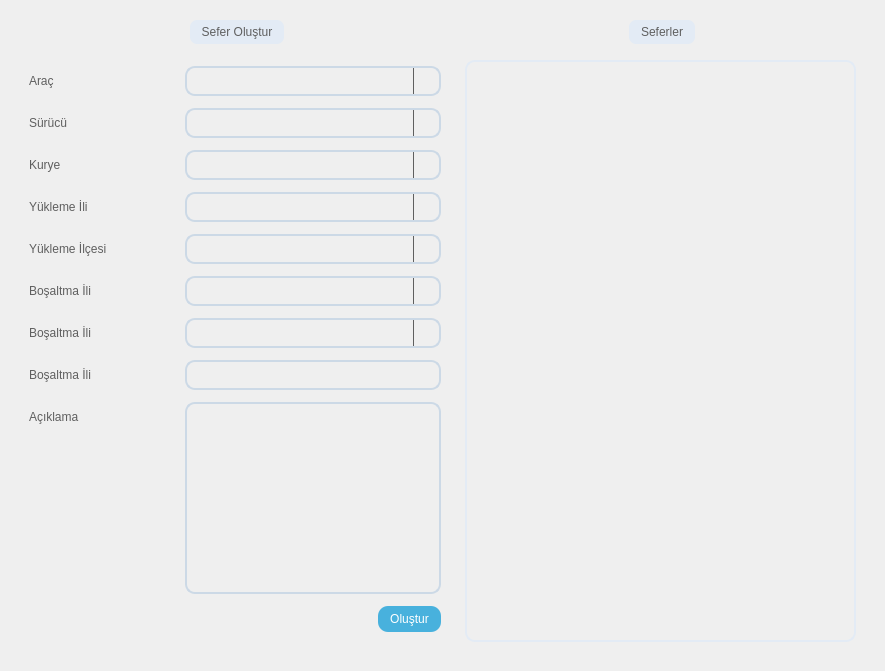
Before: the Qt Designer form ui/templates/tabs/vehicleandtrip/createtrip.ui in farukbayhan1/NewLogistics, drawn with Qt 5.
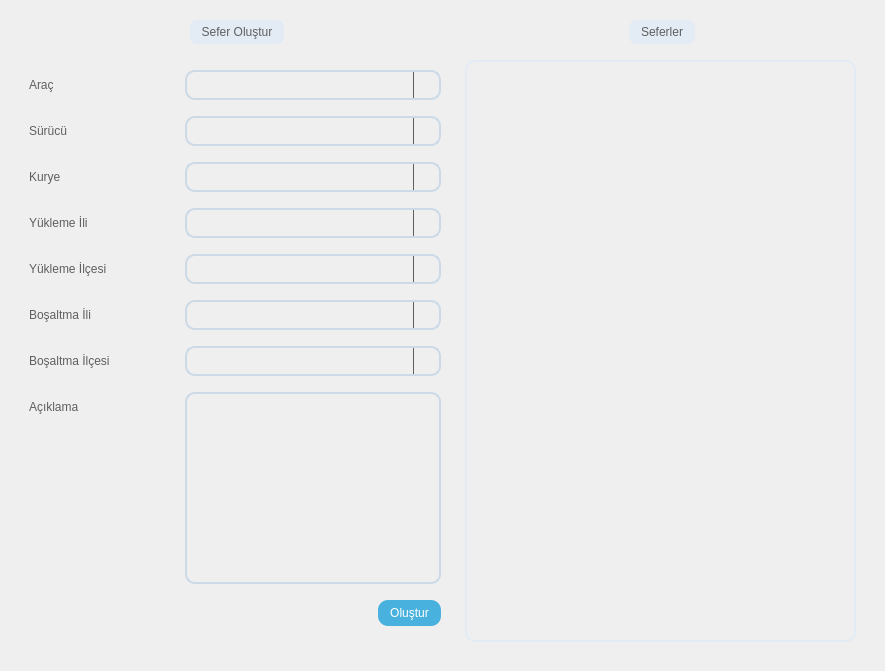
After: the same form once the commit is applied.

Diff of the .ui file:
```diff
--- a/ui/templates/tabs/vehicleandtrip/createtrip.ui
+++ b/ui/templates/tabs/vehicleandtrip/createtrip.ui
@@ -22,7 +22,7 @@
 	color: #5f5f5f
 }
 
-QListView {
+QTableWidget {
     border: 2px solid #e3ebf5;
     border-radius: 10px;
     background-color: transparent;
@@ -116,7 +116,7 @@
          <item>
           <layout class="QFormLayout" name="formLayout">
            <item row="0" column="0">
-            <widget class="QLabel" name="label">
+            <widget class="QLabel" name="labelVehicle">
              <property name="minimumSize">
               <size>
                <width>150</width>
@@ -135,7 +135,7 @@
             </widget>
            </item>
            <item row="0" column="1">
-            <widget class="QComboBox" name="comboBox">
+            <widget class="QComboBox" name="comboBoxVehicle">
              <property name="minimumSize">
               <size>
                <width>0</width>
@@ -151,7 +151,7 @@
             </widget>
            </item>
            <item row="1" column="0">
-            <widget class="QLabel" name="label_2">
+            <widget class="QLabel" name="labelDriver">
              <property name="minimumSize">
               <size>
                <width>150</width>
@@ -170,7 +170,7 @@
             </widget>
            </item>
            <item row="1" column="1">
-            <widget class="QComboBox" name="comboBox_2">
+            <widget class="QComboBox" name="comboBoxDriver">
              <property name="minimumSize">
               <size>
                <width>0</width>
@@ -186,7 +186,7 @@
             </widget>
            </item>
            <item row="2" column="0">
-            <widget class="QLabel" name="label_3">
+            <widget class="QLabel" name="labelCourier">
              <property name="minimumSize">
               <size>
                <width>150</width>
@@ -205,7 +205,7 @@
             </widget>
            </item>
            <item row="2" column="1">
-            <widget class="QComboBox" name="comboBox_3">
+            <widget class="QComboBox" name="comboBoxCourier">
              <property name="minimumSize">
               <size>
                <width>0</width>
@@ -221,7 +221,7 @@
             </widget>
            </item>
            <item row="3" column="0">
-            <widget class="QLabel" name="label_4">
+            <widget class="QLabel" name="labelLoadingProvince">
              <property name="minimumSize">
               <size>
                <width>150</width>
@@ -240,7 +240,7 @@
             </widget>
            </item>
            <item row="3" column="1">
-            <widget class="QComboBox" name="comboBox_4">
+            <widget class="QComboBox" name="comboBoxLoadingProvince">
              <property name="minimumSize">
               <size>
                <width>0</width>
@@ -256,7 +256,7 @@
             </widget>
            </item>
            <item row="4" column="0">
-            <widget class="QLabel" name="label_5">
+            <widget class="QLabel" name="labelLoadingDistrict">
              <property name="minimumSize">
               <size>
                <width>150</width>
@@ -275,7 +275,7 @@
             </widget>
            </item>
            <item row="4" column="1">
-            <widget class="QComboBox" name="comboBox_5">
+            <widget class="QComboBox" name="comboBoxLoadingDistrict">
              <property name="minimumSize">
               <size>
                <width>0</width>
@@ -291,7 +291,7 @@
             </widget>
            </item>
            <item row="5" column="0">
-            <widget class="QLabel" name="label_6">
+            <widget class="QLabel" name="labelDestinationProvince">
              <property name="minimumSize">
               <size>
                <width>150</width>
@@ -310,7 +310,7 @@
             </widget>
            </item>
            <item row="5" column="1">
-            <widget class="QComboBox" name="comboBox_6">
+            <widget class="QComboBox" name="comboBoxDestinationProvince">
              <property name="minimumSize">
               <size>
                <width>0</width>
@@ -326,7 +326,7 @@
             </widget>
            </item>
            <item row="6" column="0">
-            <widget class="QLabel" name="label_7">
+            <widget class="QLabel" name="labelDestinationDistrict">
              <property name="minimumSize">
               <size>
                <width>150</width>
@@ -340,12 +340,12 @@
               </size>
              </property>
              <property name="text">
-              <string>Boşaltma İli</string>
+              <string>Boşaltma İlçesi</string>
              </property>
             </widget>
            </item>
            <item row="6" column="1">
-            <widget class="QComboBox" name="comboBox_7">
+            <widget class="QComboBox" name="comboBoxDestionationDistrict">
              <property name="minimumSize">
               <size>
                <width>0</width>
@@ -361,42 +361,7 @@
             </widget>
            </item>
            <item row="7" column="0">
-            <widget class="QLabel" name="label_8">
-             <property name="minimumSize">
-              <size>
-               <width>150</width>
-               <height>30</height>
-              </size>
-             </property>
-             <property name="maximumSize">
-              <size>
-               <width>150</width>
-               <height>30</height>
-              </size>
-             </property>
-             <property name="text">
-              <string>Boşaltma İli</string>
-             </property>
-            </widget>
-           </item>
-           <item row="7" column="1">
-            <widget class="QLineEdit" name="lineEdit">
-             <property name="minimumSize">
-              <size>
-               <width>0</width>
-               <height>30</height>
-              </size>
-             </property>
-             <property name="maximumSize">
-              <size>
-               <width>16777215</width>
-               <height>30</height>
-              </size>
-             </property>
-            </widget>
-           </item>
-           <item row="8" column="0">
-            <widget class="QLabel" name="label_9">
+            <widget class="QLabel" name="labelExplanation">
              <property name="minimumSize">
               <size>
                <width>150</width>
@@ -414,10 +379,10 @@
              </property>
             </widget>
            </item>
-           <item row="8" column="1">
-            <widget class="QTextEdit" name="textEdit"/>
+           <item row="7" column="1">
+            <widget class="QTextEdit" name="textEditExplanation"/>
            </item>
-           <item row="9" column="0" colspan="2">
+           <item row="8" column="0" colspan="2">
             <layout class="QHBoxLayout" name="horizontalLayout_2">
              <item>
               <spacer name="horizontalSpacer">
@@ -433,7 +398,7 @@
               </spacer>
              </item>
              <item>
-              <widget class="QPushButton" name="pushButton">
+              <widget class="QPushButton" name="pushButtonCreateTrip">
                <property name="text">
                 <string>Oluştur</string>
                </property>
@@ -447,7 +412,7 @@
        </widget>
       </item>
       <item>
-       <widget class="QGroupBox" name="groupBox_2">
+       <widget class="QGroupBox" name="groupBoxTrips">
         <property name="title">
          <string>Seferler</string>
         </property>
@@ -456,7 +421,7 @@
           <number>25</number>
          </property>
          <item>
-          <widget class="QListView" name="listView"/>
+          <widget class="QTableWidget" name="tableWidgetTrips"/>
          </item>
         </layout>
        </widget>
```
